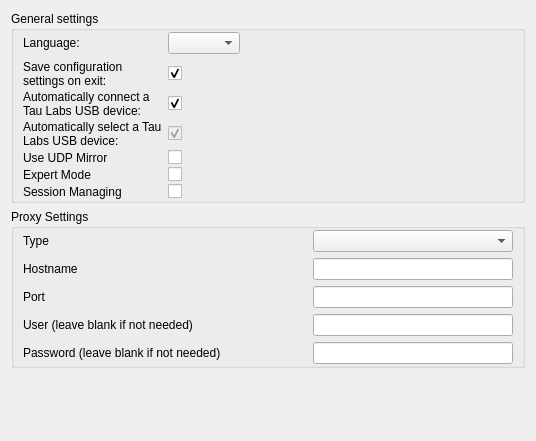
Above: ground/gcs/src/plugins/coreplugin/generalsettings.ui from d-ronin/dRonin before the change. Below: the same form after it.
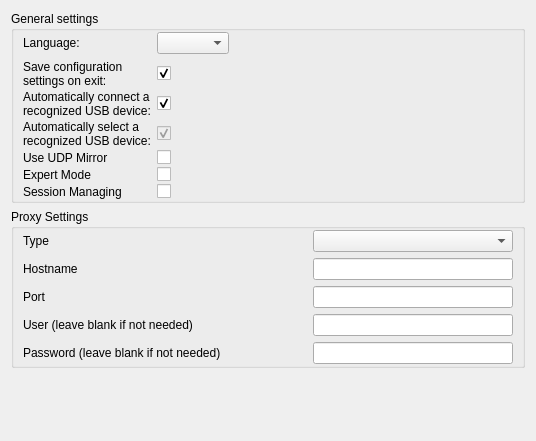
That is the form after the change.

Commit message:
GCS: Remove mention of Tau Labs
Fixes #1751

```diff
--- a/ground/gcs/src/plugins/coreplugin/generalsettings.ui
+++ b/ground/gcs/src/plugins/coreplugin/generalsettings.ui
@@ -122,7 +122,7 @@
       <item row="12" column="0">
        <widget class="QLabel" name="label_6">
         <property name="text">
-         <string>Automatically select a Tau Labs USB device:</string>
+         <string>Automatically select a recognized USB device:</string>
         </property>
         <property name="wordWrap">
          <bool>true</bool>
@@ -139,7 +139,7 @@
       <item row="11" column="0">
        <widget class="QLabel" name="label_5">
         <property name="text">
-         <string>Automatically connect a Tau Labs USB device:</string>
+         <string>Automatically connect a recognized USB device:</string>
         </property>
         <property name="wordWrap">
          <bool>true</bool>
```
